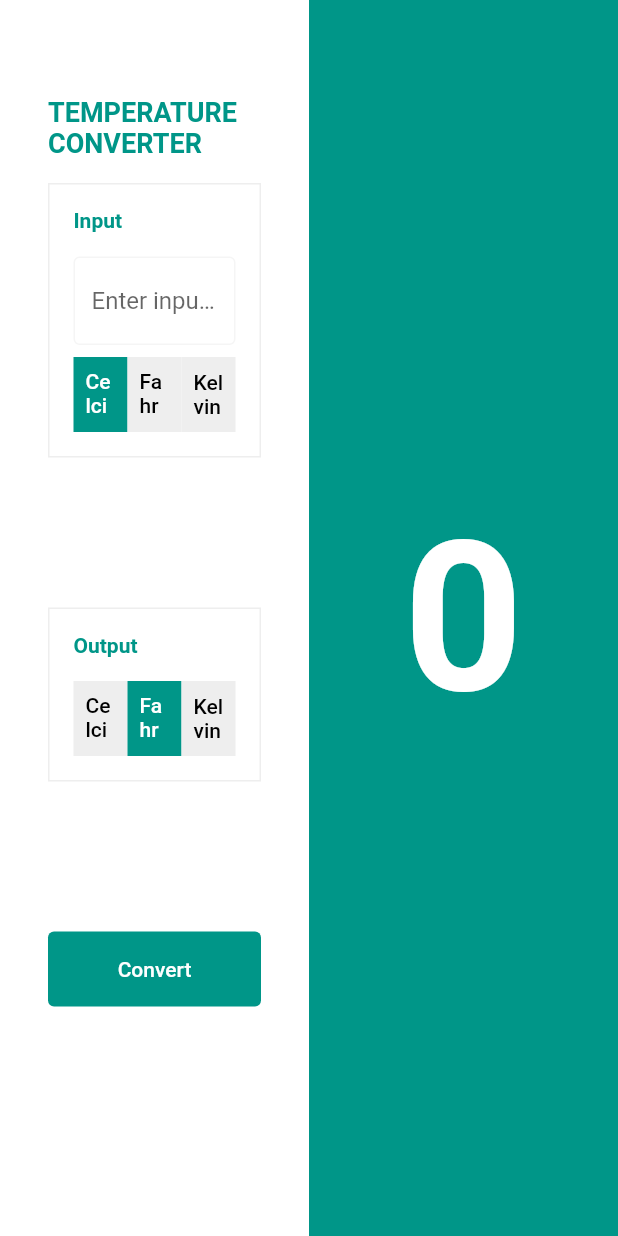
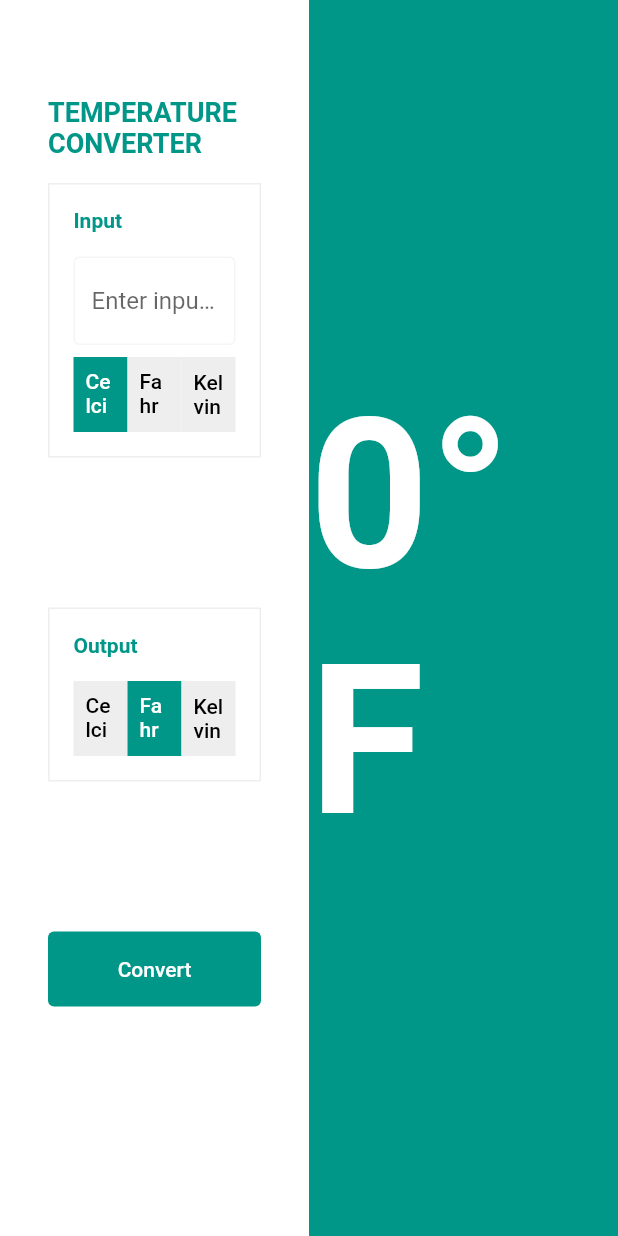
Before and after one commit to faetysal/temperature_converter_gui, a Flutter app: the screen it shows after launch, on a phone screen of 412 x 824 dp. Run offline on Flutter 3.47's test engine with Material 3 defaults, Android fonts, the phone set to English and light mode, and no system bars; our stand-ins replace get, group_button.

Commit message:
Minor refactor

```diff
--- a/lib/main.dart
+++ b/lib/main.dart
@@ -31,10 +31,10 @@ class Home extends StatelessWidget {
   Widget build(BuildContext context) {
     HomeController controller = Get.put(HomeController());
 
-    const List scales = [
-      { 'title': 'Celcius', 'value': 'c' },
-      { 'title': 'Fahrenheit', 'value': 'f' },
-      { 'title': 'Kelvin', 'value': 'k' },
+    List<TemperatureScale> scales = [
+      TemperatureScale(title: 'Celcius', unit: '°C'),
+      TemperatureScale(title: 'Fahrenheit', unit: '°F'),
+      TemperatureScale(title: 'Kelvin', unit: 'K')
     ];
 
     return Scaffold(
@@ -101,8 +101,8 @@ class Home extends StatelessWidget {
                               },
                               children: scales.map((s) {
                                 return RadioButton(
-                                  label: s['title'],
-                                  value: s['value']
+                                  label: s.title,
+                                  value: s.unit
                                 );
                               }).toList(),
                             )
@@ -137,8 +137,8 @@ class Home extends StatelessWidget {
                                 controller.outputUnit.value = v;
                               },
                               children: scales.map((s) => RadioButton(
-                                label: s['title'],
-                                value: s['value']
+                                label: s.title,
+                                value: s.unit
                               )).toList()
                             )
                           ))
@@ -168,16 +168,16 @@ class Home extends StatelessWidget {
               )
             ),
             Expanded(
-              child: Container(
+              child: Obx(() => Container(
                 color: Colors.teal,
                 child: Center(
-                  child: Text('0', style: TextStyle(
+                  child: Text("0${controller.outputUnit.value}", style: TextStyle(
                     color: Colors.white,
                     fontSize: 140,
                     fontWeight: FontWeight.w600
                   )),
                 ),
-              )
+              ))
             )
           ],
         ),
@@ -187,8 +187,8 @@ class Home extends StatelessWidget {
 }
 
 class HomeController extends GetxController {
-  RxString inputUnit = 'c'.obs;
-  RxString outputUnit = 'f'.obs;
+  RxString inputUnit = '°C'.obs;
+  RxString outputUnit = '°F'.obs;
 }
 
 class RadioButton extends StatelessWidget {
@@ -238,3 +238,19 @@ class RadioButtonList extends StatelessWidget {
     );
   }
 }
+
+class TemperatureScale {
+  String title;
+  double value;
+  String unit;
+
+  TemperatureScale({
+    this.title = '',
+    this.value = 0.0,
+    this.unit = ''
+  });
+
+  /*factory TemperatureScale.fromJson(json) {
+    return TemperatureScale();
+  }*/
+}
```
